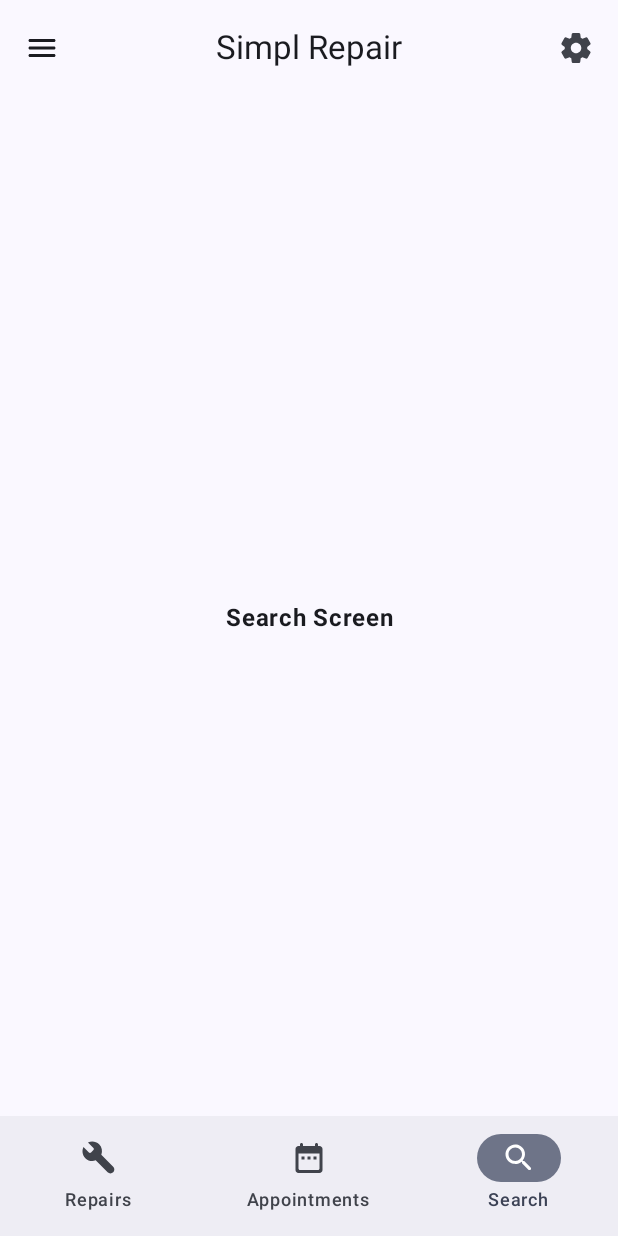
After one commit to jfjoao12/simplrepair, an Android app built with Jetpack Compose: the SearchScreen screen opened through its navigation route, on a phone screen of 412 x 824 dp. The commit adds this screen. Run offline under Robolectric (Android 15) with nearby library versions, the phone set to English and light mode, and no system bars.

Commit message:
Added Search Screen Layout

```diff
--- a/app/src/main/java/com/example/project_simplrepair/Destination/Destination.kt
+++ b/app/src/main/java/com/example/project_simplrepair/Destination/Destination.kt
@@ -7,5 +7,5 @@ sealed class Destination (val route: String) {
     object Settings : Destination("Settings")
     object Inventory : Destination("Inventory")
     object Appointments : Destination("Appointments")
-
+    object Search : Destination("Search")
 }
--- a/app/src/main/java/com/example/project_simplrepair/MainActivity.kt
+++ b/app/src/main/java/com/example/project_simplrepair/MainActivity.kt
@@ -46,6 +46,7 @@ import com.example.project_simplrepair.Navigation.BottomNav
 import com.example.project_simplrepair.Screen.AppointmentsScreen
 import com.example.project_simplrepair.Screen.InventoryScreen
 import com.example.project_simplrepair.Screen.RepairScreen
+import com.example.project_simplrepair.Screen.SearchScreen
 import com.example.project_simplrepair.Screen.SettingsScreen
 import com.example.project_simplrepair.ui.theme.ProjectSimplRepairTheme
 import kotlinx.coroutines.launch
@@ -162,6 +163,9 @@ fun App (navController: NavController, modifier: Modifier) {
                 composable(Destination.Appointments.route) {
                     AppointmentsScreen(modifier, paddingValues)
                 }
+                composable(Destination.Search.route){
+                    SearchScreen(modifier, paddingValues)
+                }
             }
 
         }
--- a/app/src/main/java/com/example/project_simplrepair/Navigation/Navigation.kt
+++ b/app/src/main/java/com/example/project_simplrepair/Navigation/Navigation.kt
@@ -5,6 +5,7 @@ import androidx.compose.material.icons.automirrored.rounded.List
 import androidx.compose.material.icons.rounded.Build
 import androidx.compose.material.icons.rounded.DateRange
 import androidx.compose.material.icons.rounded.List
+import androidx.compose.material.icons.rounded.Search
 import androidx.compose.material3.Icon
 import androidx.compose.material3.NavigationBar
 import androidx.compose.material3.NavigationBarItem
@@ -25,15 +26,16 @@ fun BottomNav(navController: NavController) {
             selected = currentDestination?.route == Destination.Main.route,
             onClick = {
                 navController.navigate(Destination.Main.route) {
-                popUpTo(Destination.Main.route)
-                launchSingleTop = true
-            }
-                      },
+                    popUpTo(Destination.Main.route)
+                    launchSingleTop = true
+                }
+            },
             icon = {
                 Icon(
                     Icons.Rounded.Build,
                     contentDescription = "Repair"
-                ) },
+                )
+            },
             label = { Text(text = Destination.Main.route) }
         )
         // Inventory navbar item
@@ -67,7 +69,24 @@ fun BottomNav(navController: NavController) {
                     contentDescription = "Appointments"
                 )
             },
-            label = {Text(text = Destination.Appointments.route)}
+            label = { Text(text = Destination.Appointments.route) }
+        )
+
+        NavigationBarItem(
+            selected = currentDestination?.route == Destination.Search.route,
+            onClick = {
+                navController.navigate(Destination.Search.route) {
+                    popUpTo(Destination.Main.route)
+                    launchSingleTop = true
+                }
+            },
+            icon = {
+                Icon(
+                    Icons.Rounded.Search,
+                    contentDescription = "Search"
+                )
+            },
+            label = {Text(text = Destination.Search.route)}
         )
     }
 }
--- /dev/null
+++ b/app/src/main/java/com/example/project_simplrepair/Screen/SearchScreen.kt
@@ -0,0 +1,27 @@
+package com.example.project_simplrepair.Screen
+
+import androidx.compose.foundation.layout.Box
+import androidx.compose.foundation.layout.PaddingValues
+import androidx.compose.foundation.layout.fillMaxSize
+import androidx.compose.material3.Text
+import androidx.compose.runtime.Composable
+import androidx.compose.ui.Alignment
+import androidx.compose.ui.Modifier
+import androidx.compose.ui.text.font.FontWeight
+import androidx.compose.ui.text.style.TextAlign
+
+@Composable
+fun SearchScreen(modifier: Modifier = Modifier, paddingValues: PaddingValues){
+    Box(
+        modifier = Modifier
+            .fillMaxSize()
+
+    ){
+        Text(
+            fontWeight = FontWeight.Bold,
+            textAlign = TextAlign.Center,
+            modifier = modifier.align(Alignment.Center),
+            text="Search Screen"
+        )
+    }
+}
```
